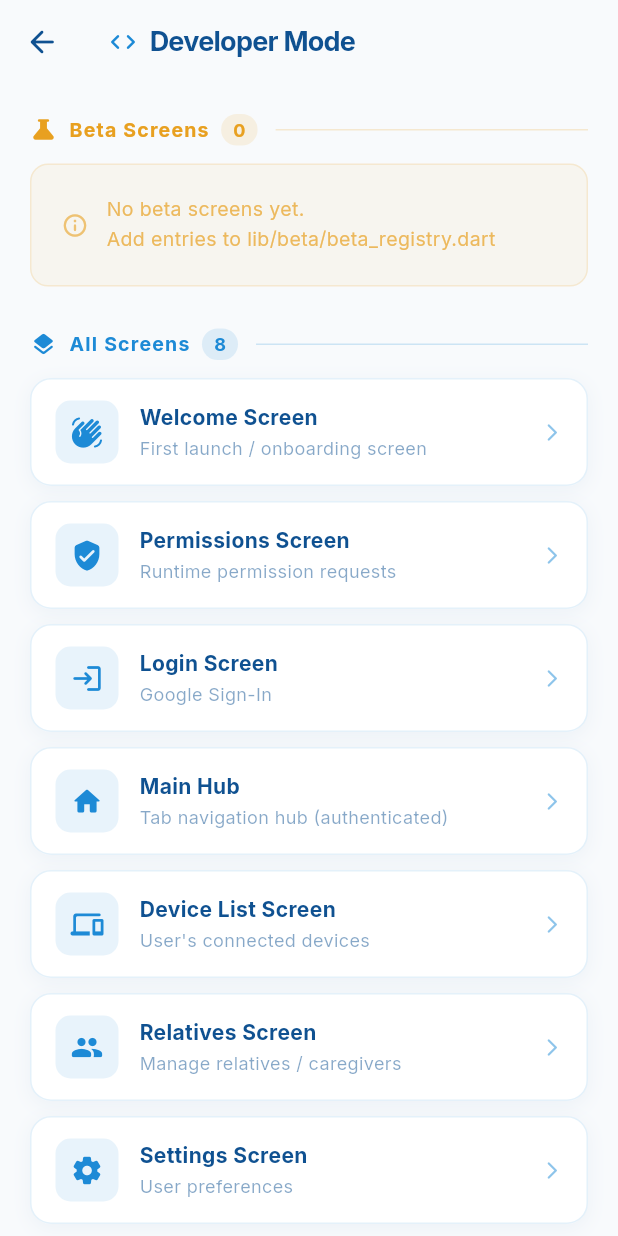
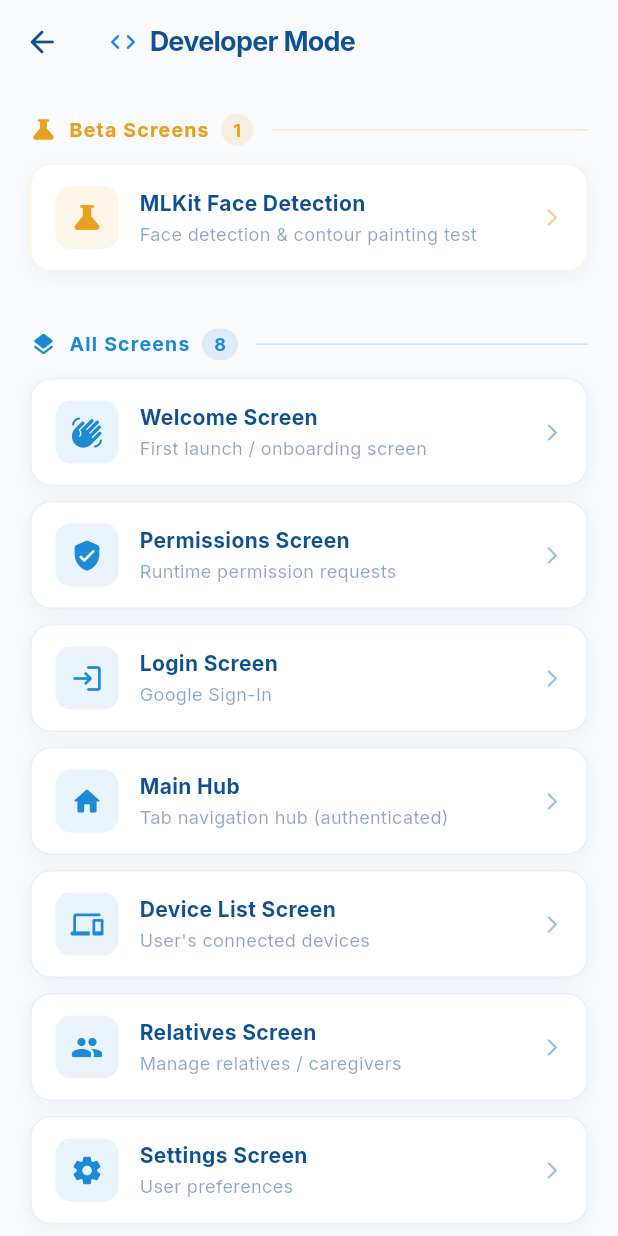
Before and after one commit to efesrnn/medTrackPlus, a Flutter app: the DeveloperScreen screen opened directly, on a phone screen of 412 x 824 dp. Run offline on Flutter 3.47's test engine with Material 3 defaults, Android fonts, the phone set to English and light mode, and no system bars; our stand-ins replace awesome_notifications, camera, cloud_firestore, easy_localization, firebase_auth, firebase_core and 6 more; missing offline and left inert: alarm, google_mlkit_face_detection; accounts and stored records are empty; generated files the repository leaves out were written again; network calls fail; statements that could not run were skipped.

Commit message:
Developer Mode Integrated
Now all the test files are under lib/beta folder. Developers can add new screens with beta_registery.dart

```diff
--- a/lib/beta/beta_registry.dart
+++ b/lib/beta/beta_registry.dart
@@ -1,4 +1,5 @@
 import 'package:flutter/material.dart';
+import 'package:medTrackPlus/beta/mlkit_test/mlkit_test_screen.dart';
 
 /// Represents a single beta screen entry.
 class BetaScreen {
@@ -19,11 +20,10 @@ class BetaScreen {
 ///   2. Import it below and add a BetaScreen entry to the list.
 class BetaRegistry {
   static final List<BetaScreen> screens = [
-    // Example — uncomment and replace with your screen:
-    // BetaScreen(
-    //   name: 'New Dashboard',
-    //   description: 'Redesigned dashboard with charts',
-    //   builder: (context) => const NewDashboardScreen(),
-    // ),
+    BetaScreen(
+      name: 'MLKit Face Detection',
+      description: 'Face detection & contour painting test',
+      builder: (_) => const MlkitTestScreen(),
+    ),
   ];
 }
--- a/lib/main.dart
+++ b/lib/main.dart
@@ -15,7 +15,6 @@ import 'package:flutter/services.dart';
 import 'package:google_fonts/google_fonts.dart';
 import 'package:shared_preferences/shared_preferences.dart';
 
-import 'features/mlkit_test/mlkit_test_screen.dart';
 
 import 'firebase_options.dart';
 
@@ -211,8 +210,7 @@ class _MyAppState extends State<MyApp> {
       },
 
 
-     // home: const RootGate(),
-      home: const MlkitTestScreen(),
+      home: const RootGate(),
 
 
     );
```
Also changed, not shown: lib/beta/mlkit_test/face_contour_painter.dart (added), lib/beta/mlkit_test/face_detection_service.dart (renamed from lib/features/mlkit_test/face_detection_service.dart), lib/beta/mlkit_test/face_painter.dart (renamed from lib/features/mlkit_test/face_painter.dart), lib/beta/mlkit_test/mlkit_face_service.dart (added), lib/beta/mlkit_test/mlkit_test_screen.dart (renamed from lib/features/mlkit_test/mlkit_test_screen.dart).
